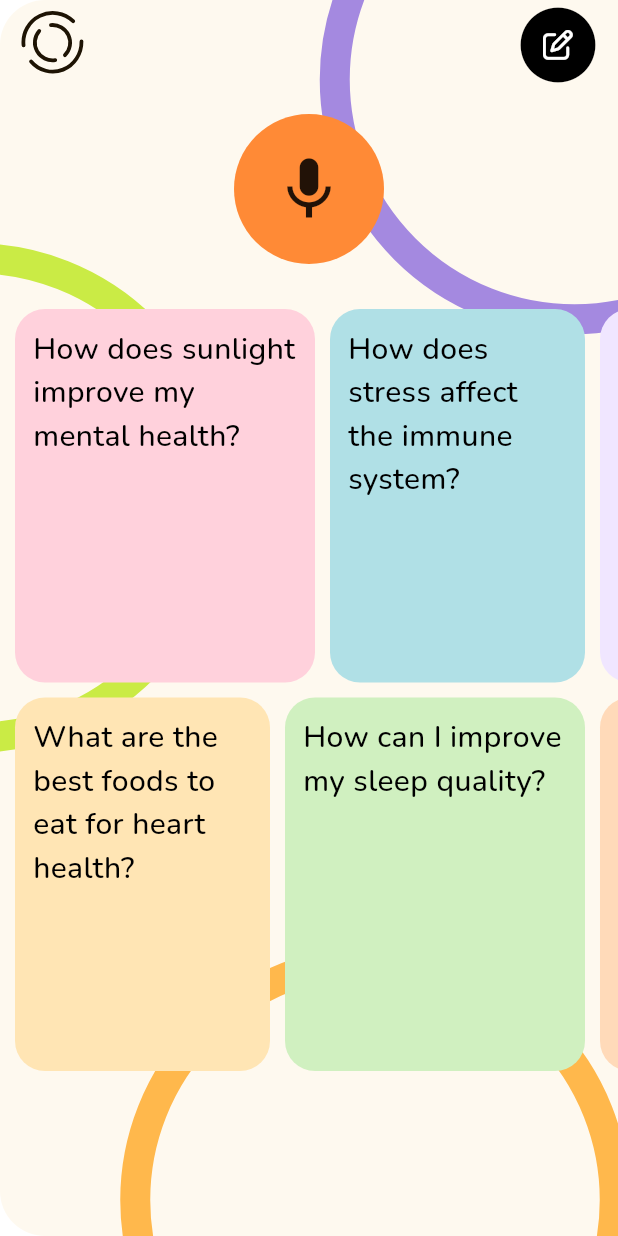
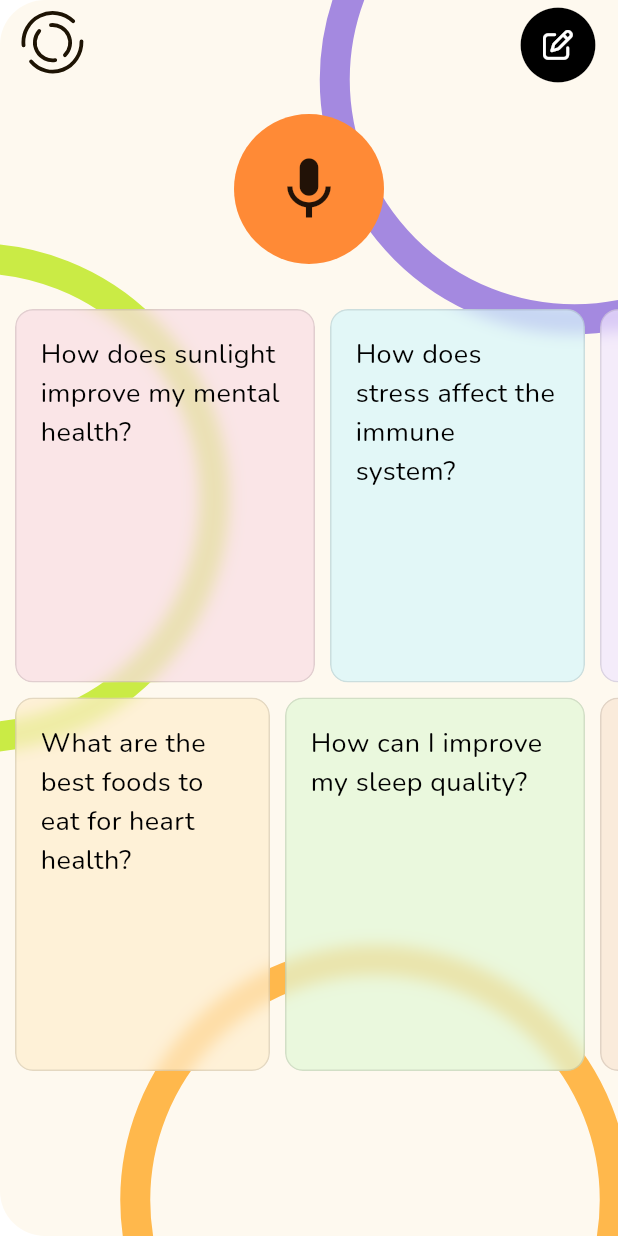
Before and after one commit to KhromeM/meddy, a Flutter app: the screen it shows once a user with an empty profile is signed in, on a phone screen of 412 x 824 dp. Run offline on Flutter 3.47's test engine with Material 3 defaults, Android fonts, the phone set to English and light mode, and no system bars; our stand-ins replace blur, firebase_auth, firebase_core, fl_chart, flutter_markdown, flutter_riverpod and 8 more; missing offline and left inert: jumping_dot, record, sound_stream; accounts and stored records are empty; network calls fail; project files that could hold a hidden picture were left out.

Commit message:
chore: made home poxes glassy

```diff
--- a/mobile/lib/widgets/boxes.dart
+++ b/mobile/lib/widgets/boxes.dart
@@ -4,18 +4,20 @@ import 'package:flutter_staggered_grid_view/flutter_staggered_grid_view.dart';
 import 'package:meddymobile/pages/chat_page.dart';
 import 'package:meddymobile/utils/languages.dart';
 import 'package:provider/provider.dart';
+import 'dart:ui';
+
 class Boxes extends StatelessWidget {
   final List<String> texts;
   final List<String>? images;
   final bool isHighContrast;
 
   static const List<Color> pastelColors = [
-    Color(0xFFFFD1DC), // Pastel pink
-    Color(0xFFFFE5B4), // Pastel yellow
-    Color(0xFFD0F0C0), // Pastel green
-    Color(0xFFB0E0E6), // Pastel blue
+    Color.fromARGB(255, 248, 220, 227), // Pastel pink
+    Color.fromARGB(255, 254, 237, 205), // Pastel yellow
+    Color.fromARGB(255, 225, 247, 213), // Pastel green
+    Color.fromARGB(255, 214, 246, 250), // Pastel blue
     Color(0xFFF0E6FF), // Pastel purple
-    Color(0xFFFFDAB9), // Pastel orange
+    Color.fromARGB(255, 249, 229, 211), // Pastel orange
   ];
 
   static const List<Color> highContrastColors = [
@@ -33,13 +35,13 @@ class Boxes extends StatelessWidget {
     this.images,
     required this.isHighContrast,
   });
-  void onBoxTap(
-      BuildContext context, final String myPrompt) {
+
+  void onBoxTap(BuildContext context, final String myPrompt) {
     Navigator.push(
       context,
       MaterialPageRoute(
-          builder: (context) =>
-              ChatPage(initialPrompt: myPrompt)),
+        builder: (context) => ChatPage(initialPrompt: myPrompt),
+      ),
     );
   }
 
@@ -56,57 +58,43 @@ class Boxes extends StatelessWidget {
             crossAxisSpacing: 10.0,
             itemCount: texts.length,
             itemBuilder: (context, index) {
+              Color boxColor = isHighContrast
+                  ? highContrastColors[index % highContrastColors.length]
+                  : pastelColors[index % pastelColors.length];
               return GestureDetector(
                 onTap: () => onBoxTap(context, languageProvider.translate(texts[index])),
+                child: ClipRRect(
+                  borderRadius: BorderRadius.circular(12),
+                  child: BackdropFilter(
+                    filter: ImageFilter.blur(sigmaX: 5, sigmaY: 5),
                     child: Container(
                       width: index.isEven ? 200 : 170,
                       height: Random().nextInt(100) + 50,
                       decoration: BoxDecoration(
-                  color: isHighContrast
-                      ? highContrastColors[
-                          index % pastelColors.length]
-                      : pastelColors[
-                          index % pastelColors.length],
-                  borderRadius: BorderRadius.circular(20),
+                        color: boxColor.withOpacity(0.7),
+                        borderRadius: BorderRadius.circular(12),
+                        border: Border.all(
+                          color: Colors.black.withOpacity(0.1),
+                          width: 1,
                         ),
-                child: Stack(
-                  children: [
-                    if (images != null &&
-                        index < images!.length)
-                      Positioned.fill(
-                        child: ClipRRect(
-                          borderRadius:
-                              BorderRadius.circular(20),
-                          child: Image.asset(
-                            images![index],
-                            fit: BoxFit.cover,
+                      ),
+                      child: Padding(
+                        padding: const EdgeInsets.all(16.0),
+                        child: Text(
+                          languageProvider.translate(texts[index]),
+                          style: TextStyle(color: Colors.black,
+                          fontSize: 18),
+
                         ),
                       ),
                     ),
-                    Positioned(
-                      top: 0,
-                      left: 0,
-                      right: 0,
-                      child: Padding(
-                        padding: EdgeInsets.all(12.0),
-                        child: Text(
-                          languageProvider.translate(texts[index]),
-                          style: TextStyle(
-                            color: const Color.fromARGB(
-                                255, 0, 0, 0),
-                            fontSize: 20,
-                            fontWeight: FontWeight.w500,
-                          ),
-                          maxLines: 4,
-                          // overflow: TextOverflow.ellipsis,
                   ),
                 ),
-                    ),
-                  ],
-                ),
-              ));
+              );
             },
           ),
-    );},);
+        );
+      },
+    );
   }
 }
```
Lines whose indentation alone changed are shown as unchanged.
